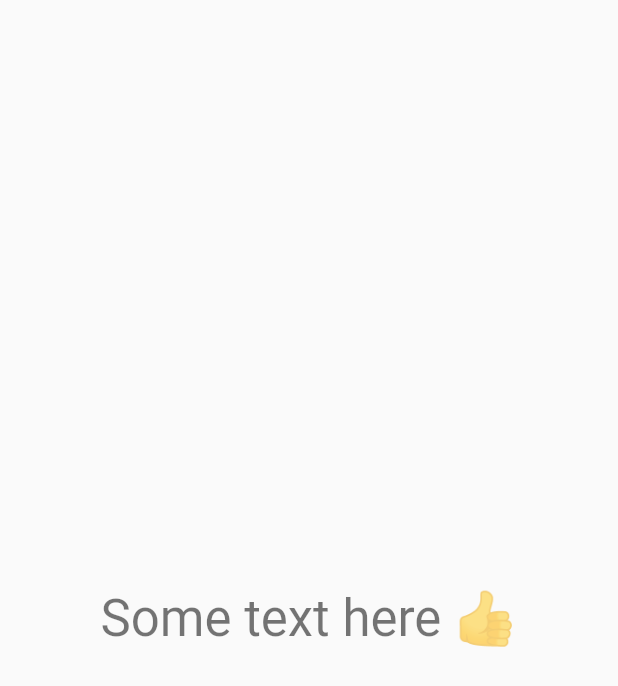
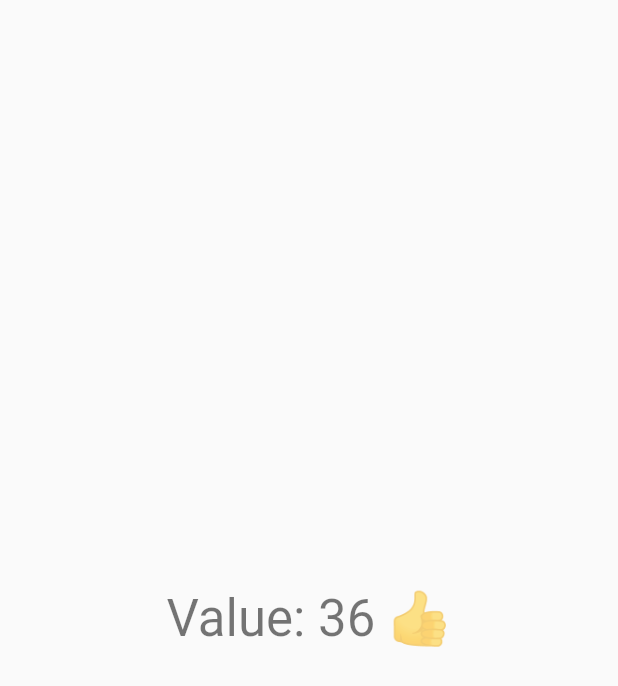
Before and after one commit to gvpinto/flutter_riverpod_tutorial, a Flutter app: the screen it shows after launch, on a phone screen of 412 x 824 dp. Shown: the top 686 px of the screen. Run offline on Flutter 3.47's test engine with Material 2 defaults, Android fonts, the phone set to English and light mode, and no system bars; our stand-ins replace flutter_riverpod.

Commit message:
Added basic Provider

```diff
--- a/lib/main.dart
+++ b/lib/main.dart
@@ -21,6 +21,10 @@
   }
 }
 
+final valueProvider = Provider<int>((ref) {
+  return 36;
+});
+
 class MyHomePage extends StatelessWidget {
   const MyHomePage({Key? key}) : super(key: key);
 
@@ -28,9 +32,14 @@
   Widget build(BuildContext context) {
     return Scaffold(
       body: Center(
-        child: Text(
-          'Some text here 👍',
-          style: Theme.of(context).textTheme.headline4,
+        child: Consumer(
+          builder: (_, WidgetRef ref, __) {
+            final value = ref.watch(valueProvider);
+            return Text(
+              'Value: $value 👍',
+              style: Theme.of(context).textTheme.headline4,
+            );
+          },
         ),
       ),
     );
```
